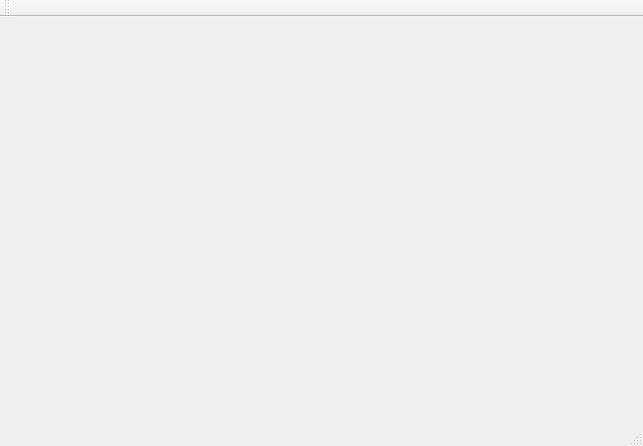
First picture: the form in team-algorithms-oop/gui/mainwindow.ui, repository starquell/team-algorithms-oop, before the edit.
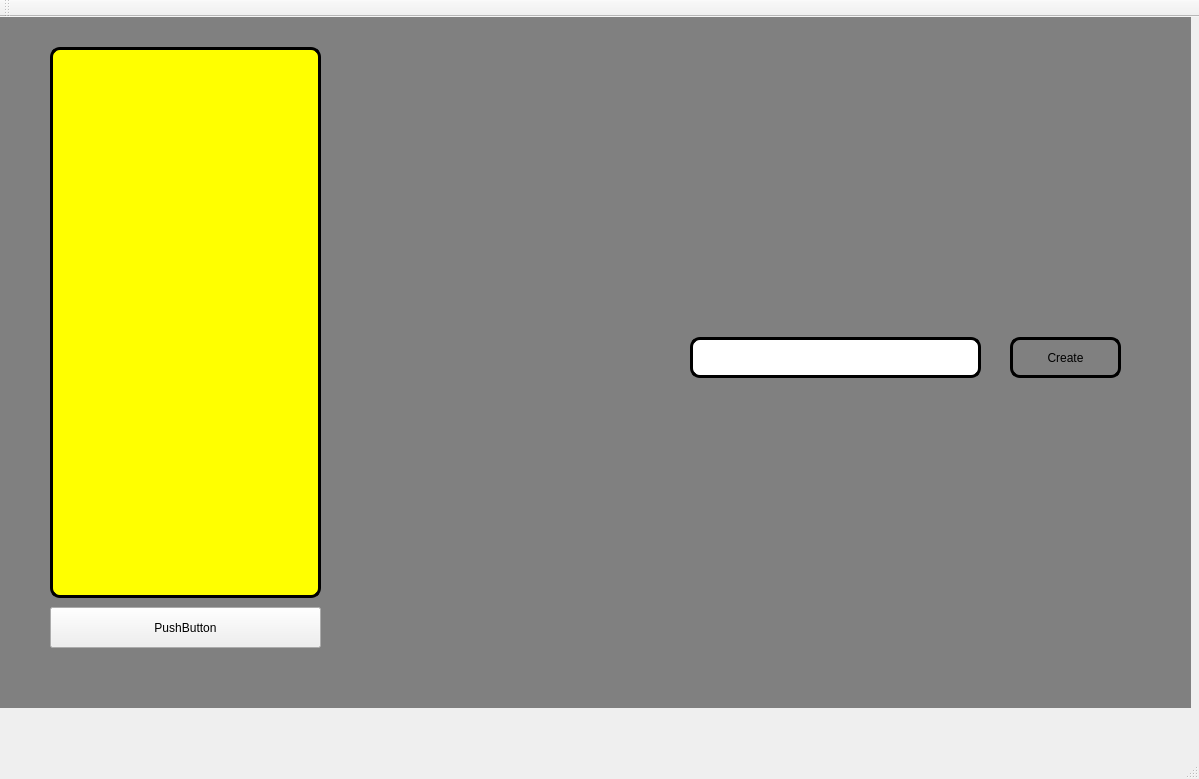
Second picture: the form after the edit. The open tabs and pages were chosen to show the change. Icons and pictures are not drawn.

```diff
--- a/team-algorithms-oop/gui/mainwindow.ui
+++ b/team-algorithms-oop/gui/mainwindow.ui
@@ -6,8 +6,8 @@
    <rect>
     <x>0</x>
     <y>0</y>
-    <width>643</width>
-    <height>446</height>
+    <width>1199</width>
+    <height>779</height>
    </rect>
   </property>
   <property name="windowTitle">
@@ -17,17 +17,165 @@
    <widget class="QStackedWidget" name="stackedWidget">
     <property name="geometry">
      <rect>
-      <x>10</x>
-      <y>10</y>
-      <width>621</width>
-      <height>401</height>
+      <x>0</x>
+      <y>0</y>
+      <width>1191</width>
+      <height>691</height>
      </rect>
     </property>
+    <property name="styleSheet">
+     <string notr="true">#stackedWidget{
+background-color:gray;
+}</string>
+    </property>
     <property name="currentIndex">
      <number>0</number>
     </property>
-    <widget class="QWidget" name="page"/>
-    <widget class="QWidget" name="page_2"/>
+    <widget class="QWidget" name="page">
+     <widget class="QPushButton" name="BluePill">
+      <property name="geometry">
+       <rect>
+        <x>10</x>
+        <y>190</y>
+        <width>561</width>
+        <height>271</height>
+       </rect>
+      </property>
+      <property name="styleSheet">
+       <string notr="true">#BluePill{
+background-color: transparent;
+border-image: url(:pics/Blue.png);
+background: none;
+border: none;
+background-repeat: none;
+border-radius:100%;
+}
+
+#BluePill:hover{
+	background-color: blue;
+}
+</string>
+      </property>
+      <property name="text">
+       <string/>
+      </property>
+     </widget>
+     <widget class="QPushButton" name="RedPill">
+      <property name="geometry">
+       <rect>
+        <x>600</x>
+        <y>190</y>
+        <width>571</width>
+        <height>271</height>
+       </rect>
+      </property>
+      <property name="styleSheet">
+       <string notr="true">#RedPill{
+background-color: transparent;
+border-image: url(:pics/Red.png);
+background: none;
+border: none;
+background-repeat: none;
+border-radius:100px;
+}
+
+#RedPill:hover{
+background-color:red;
+}</string>
+      </property>
+      <property name="text">
+       <string/>
+      </property>
+     </widget>
+    </widget>
+    <widget class="QWidget" name="page_2">
+     <widget class="QListView" name="DBlist">
+      <property name="geometry">
+       <rect>
+        <x>50</x>
+        <y>30</y>
+        <width>271</width>
+        <height>551</height>
+       </rect>
+      </property>
+      <property name="styleSheet">
+       <string notr="true">#DBlist{
+background-color:yellow;
+border-style:solid;
+border-radius:10px;
+border-width:3px;
+}
+</string>
+      </property>
+     </widget>
+     <widget class="QLineEdit" name="lineEdit">
+      <property name="geometry">
+       <rect>
+        <x>690</x>
+        <y>320</y>
+        <width>291</width>
+        <height>41</height>
+       </rect>
+      </property>
+      <property name="styleSheet">
+       <string notr="true">#lineEdit{
+border-width:3px;
+border-style:solid;
+border-radius:10px;
+}
+
+#lineEdit:hover{
+border-width:5px;
+border-color:red;
+}</string>
+      </property>
+     </widget>
+     <widget class="QPushButton" name="CreateNew">
+      <property name="geometry">
+       <rect>
+        <x>1010</x>
+        <y>320</y>
+        <width>111</width>
+        <height>41</height>
+       </rect>
+      </property>
+      <property name="styleSheet">
+       <string notr="true">#CreateNew{
+background-color:transparent;
+border-style: solid;
+border-width: 3px;
+border-radius:10px;
+border-color:black;
+}
+
+#CreateNew:hover{
+background-color:silver;
+}
+
+#CreateNew:pressed{
+background-color:white;
+}
+</string>
+      </property>
+      <property name="text">
+       <string>Create</string>
+      </property>
+     </widget>
+     <widget class="QPushButton" name="LoadButton">
+      <property name="geometry">
+       <rect>
+        <x>50</x>
+        <y>590</y>
+        <width>271</width>
+        <height>41</height>
+       </rect>
+      </property>
+      <property name="text">
+       <string>PushButton</string>
+      </property>
+     </widget>
+    </widget>
+    <widget class="QWidget" name="page_3"/>
    </widget>
   </widget>
   <widget class="QMenuBar" name="menuBar">
```
Left out of the diff: 4 changed lines with no effect on the pictures.
